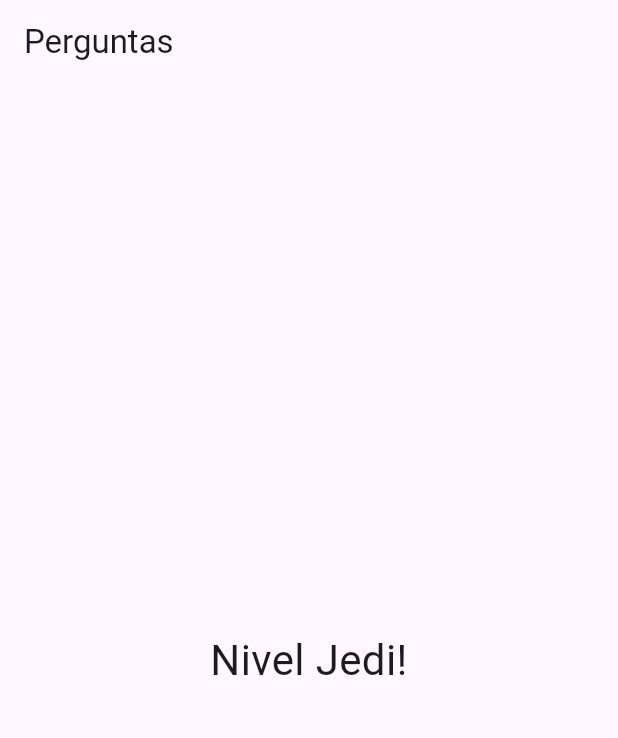
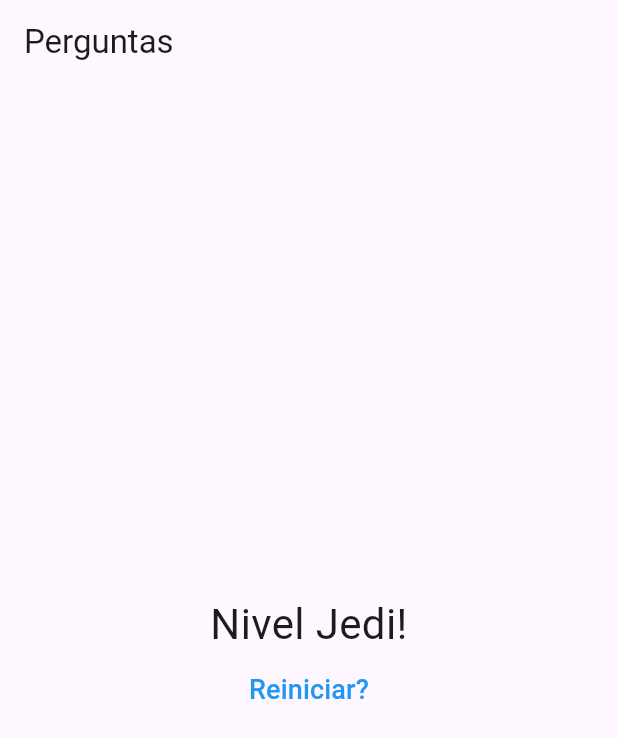
Before and after one commit to ebersc/Flutter, a Flutter app: the screen it shows after launch, after a tap on "Preto", after a tap on "Cobra", after a tap on "Leo", on a phone screen of 412 x 824 dp. Shown: the top 738 px of the screen. Run offline on Flutter 3.47's test engine with Material 3 defaults, Android fonts, the phone set to English and light mode, and no system bars.

Commit message:
Reiniciando formulario

```diff
--- a/projeto_perguntas/lib/main.dart
+++ b/projeto_perguntas/lib/main.dart
@@ -50,6 +50,13 @@ class _PerguntaAppState extends State<PerguntaApp> {
     }
   }
 
+  void _reiniciarQuestionario() {
+    setState(() {
+      _perguntaSelecionada = 0;
+      _pontuacaoTotal = 0;
+    });
+  }
+
   @override
   Widget build(BuildContext context) {
     return MaterialApp(
@@ -62,7 +69,7 @@ class _PerguntaAppState extends State<PerguntaApp> {
                   perguntas: _perguntas,
                   perguntaSelecionada: _perguntaSelecionada,
                   quandoResponder: _responder)
-              : Resultado(_pontuacaoTotal)),
+              : Resultado(_pontuacaoTotal, _reiniciarQuestionario)),
     );
   }
 }
--- a/projeto_perguntas/lib/resultado.dart
+++ b/projeto_perguntas/lib/resultado.dart
@@ -2,7 +2,9 @@ import 'package:flutter/material.dart';
 
 class Resultado extends StatelessWidget {
   final int pontuacao;
-  const Resultado(this.pontuacao);
+  final void Function() quandoReiniciarQuestionario;
+
+  const Resultado(this.pontuacao, this.quandoReiniciarQuestionario);
 
   String get fraseResultado {
     if (pontuacao < 8) {
@@ -18,11 +20,22 @@ class Resultado extends StatelessWidget {
 
   @override
   Widget build(BuildContext context) {
-    return Center(
-        child: Text(
-      fraseResultado,
-      style: TextStyle(fontSize: 28), //Tamanho do texto
-      textAlign: TextAlign.center, //Alinhamento do texto
-    ));
+    return Column(
+      mainAxisAlignment: MainAxisAlignment.center,
+      children: [
+        Center(
+          child: Text(
+            fraseResultado,
+            style: TextStyle(fontSize: 28), //Tamanho do texto
+            textAlign: TextAlign.center, //Alinhamento do texto
+          ),
+        ),
+        TextButton(
+          child: Text('Reiniciar?',
+              style: TextStyle(fontSize: 18, color: Colors.blue)),
+          onPressed: quandoReiniciarQuestionario,
+        )
+      ],
+    );
   }
 }
```
